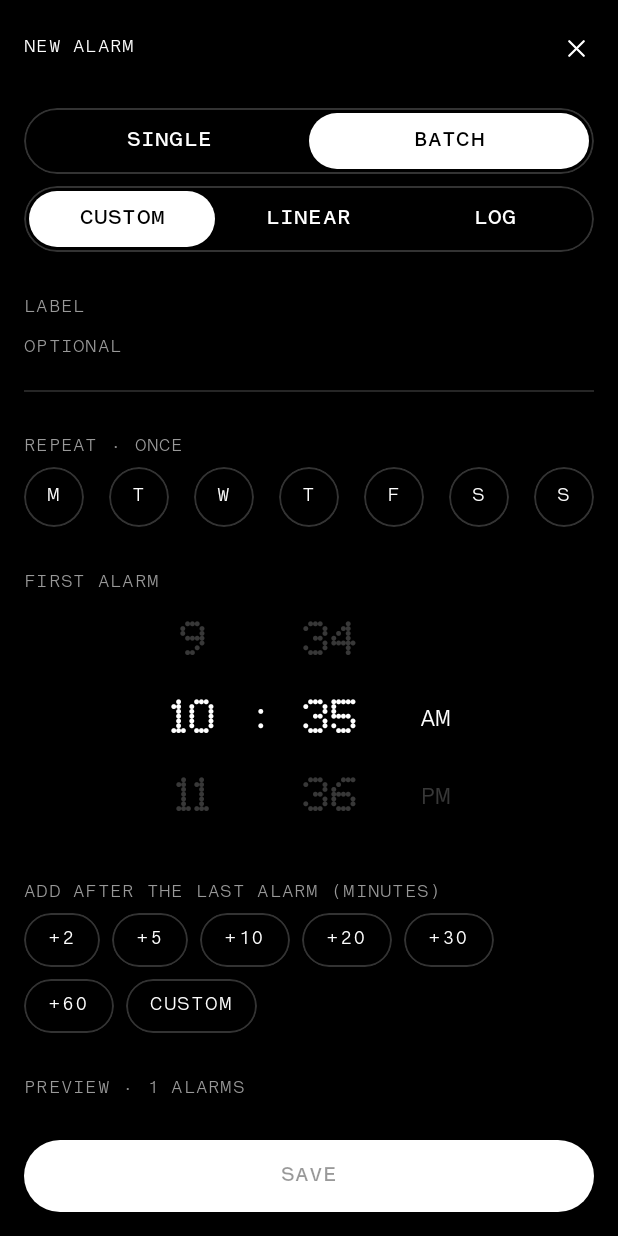
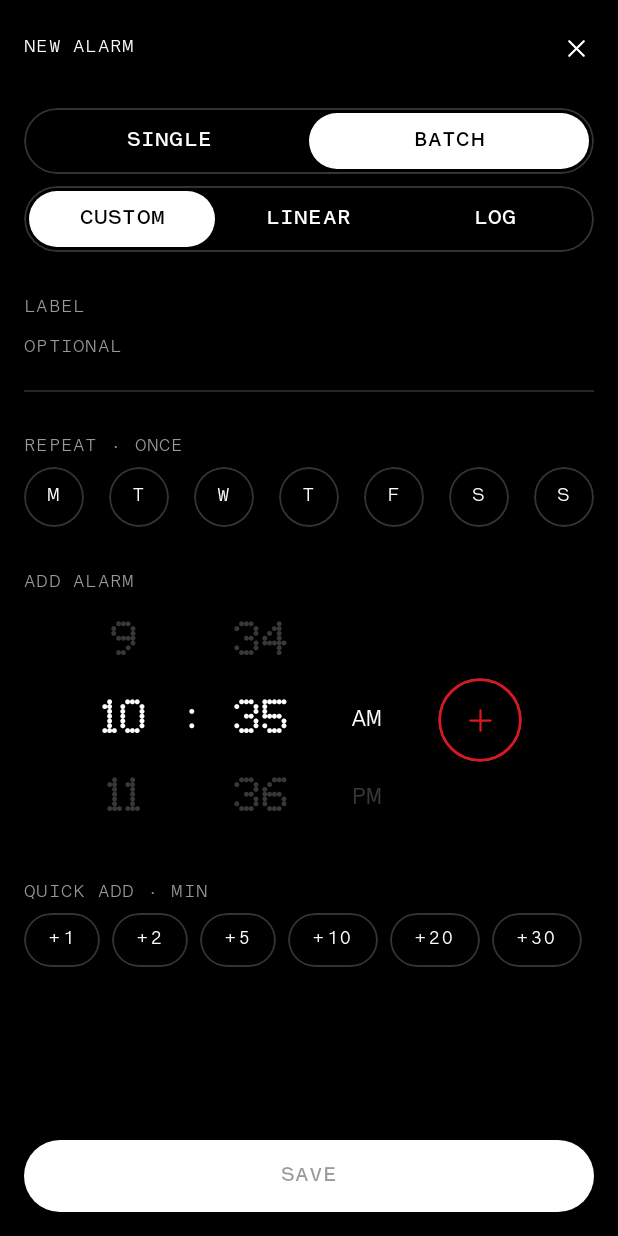
Before and after one commit to tarball0/cloc, an Android app built with Jetpack Compose: the composable AlarmEditor called with empty values, after a tap on "BATCH", on a phone screen of 412 x 824 dp. Run offline under Robolectric (Android 15) with nearby library versions, the phone set to English and light mode, and no system bars.

Commit message:
Custom batch: add alarms one by one from the dial with a red + button
Quick-add bubbles are +1 +2 +5 +10 +20 +30 and move the dial to the new time.
Time wheels now follow values changed from outside.

Co-Authored-By: Claude Opus 5.5 <noreply@anthropic.com>
Claude-Session: https://claude.ai/code/session_0171ixAAUMiUNeLy3cHhaWZk

```diff
--- a/app/src/main/java/com/cloc/ui/alarm/AlarmEditor.kt
+++ b/app/src/main/java/com/cloc/ui/alarm/AlarmEditor.kt
@@ -13,6 +13,7 @@ import androidx.compose.foundation.layout.fillMaxSize
 import androidx.compose.foundation.layout.fillMaxWidth
 import androidx.compose.foundation.layout.height
 import androidx.compose.foundation.layout.imePadding
+import androidx.compose.foundation.layout.offset
 import androidx.compose.foundation.layout.padding
 import androidx.compose.foundation.layout.systemBarsPadding
 import androidx.compose.foundation.layout.width
@@ -74,14 +75,10 @@ fun AlarmEditor(initial: Alarm?, onClose: () -> Unit) {
     // LOG starts at the largest count that still keeps every gap ≥ 1 minute, until changed.
     var logCount by remember { mutableStateOf(if (initial?.kind == AlarmKind.LOG) initial.count else null) }
     var end by remember { mutableIntStateOf((initial?.end ?: (defaultStart + 60)) % 1440) }
-    // Custom chain: minutes after the first alarm, e.g. [30, 45, 55].
-    var offsets by remember {
-        mutableStateOf<List<Int>>(
-            if (initial?.kind == AlarmKind.CUSTOM) initial.times.drop(1).map { it - initial.times.first() } else emptyList(),
-        )
+    // Custom stack: the alarms added so far, sorted (≥1440 = next day).
+    var stack by remember {
+        mutableStateOf<List<Int>>(if (initial?.kind == AlarmKind.CUSTOM) initial.times else emptyList())
     }
-    var customOpen by remember { mutableStateOf(false) }
-    var customMinutes by remember { mutableIntStateOf(15) }
 
     val effectiveKind = if (kind == AlarmKind.SINGLE) AlarmKind.SINGLE else batchKind
     val logSpan = BatchMath.span(start, end)
@@ -90,7 +87,7 @@ fun AlarmEditor(initial: Alarm?, onClose: () -> Unit) {
 
     val times: List<Int> = when (effectiveKind) {
         AlarmKind.SINGLE -> listOf(start)
-        AlarmKind.CUSTOM -> BatchMath.custom(start, offsets)
+        AlarmKind.CUSTOM -> stack
         AlarmKind.LINEAR -> BatchMath.linear(start, interval, count.coerceIn(2, maxLinear.coerceAtLeast(2)))
         AlarmKind.LOG -> BatchMath.logarithmic(start, end, (logCount ?: maxLog).coerceIn(2, maxLog))
     }
@@ -106,7 +103,7 @@ fun AlarmEditor(initial: Alarm?, onClose: () -> Unit) {
                 enabled = true,
                 skipDate = null,
                 oneOffDate = null,
-                start = start,
+                start = times.first(),
                 interval = interval,
                 count = times.size,
                 end = end,
@@ -184,30 +181,39 @@ fun AlarmEditor(initial: Alarm?, onClose: () -> Unit) {
                 }
 
                 AlarmKind.CUSTOM -> {
-                    Section("First alarm")
-                    TimeWheel(start, { start = it }, is24h)
-                    Section("Add after the last alarm (minutes)")
+                    Section("Add alarm")
+                    // Dial and red + are centred together as one group: pick a time, tap +, repeat.
+                    Row(
+                        // The hour column has empty space left of its digits; nudge so it *looks* centred.
+                        Modifier.fillMaxWidth().offset(x = (-10).dp),
+                        horizontalArrangement = Arrangement.Center,
+                        verticalAlignment = Alignment.CenterVertically,
+                    ) {
+                        TimeWheel(start, { start = it }, is24h, fillWidth = false)
+                        Spacer(Modifier.width(ND.space.md))
+                        NDIconButton(
+                            NDIconType.Plus,
+                            { stack = BatchMath.addCustom(stack, start) },
+                            size = 56.dp,
+                            tint = ND.colors.accent,
+                        )
+                    }
+                    Section("Quick add · min")
+                    // A bubble adds an alarm N minutes after the last one (or after the dial time if none yet),
+                    // and moves the dial there so you can keep going.
                     fun add(minutes: Int) {
-                        val last = offsets.lastOrNull() ?: 0
-                        val next = last + minutes
-                        if (start + next <= BatchMath.MAX_MINUTE && offsets.size + 1 < BatchMath.MAX_ALARMS) {
-                            offsets = offsets + next
+                        val base = if (stack.isEmpty()) BatchMath.addCustom(stack, start) else stack
+                        val next = base.last() + minutes
+                        if (next <= BatchMath.MAX_MINUTE && base.size < BatchMath.MAX_ALARMS) {
+                            stack = base + next
+                            start = next % 1440
                         }
                     }
                     FlowRow(
                         horizontalArrangement = Arrangement.spacedBy(ND.space.sm),
                         verticalArrangement = Arrangement.spacedBy(ND.space.sm),
                     ) {
-                        listOf(2, 5, 10, 20, 30, 60).forEach { m -> NDTag("+$m", onClick = { add(m) }) }
-                        NDTag("Custom", onClick = { customOpen = !customOpen }, filled = customOpen)
-                    }
-                    if (customOpen) {
-                        Spacer(Modifier.height(ND.space.md))
-                        Row(verticalAlignment = Alignment.CenterVertically) {
-                            NDStepper(customMinutes, { customMinutes = it }, 1..240, unit = "min")
-                            Spacer(Modifier.weight(1f))
-                            NDButton("Add +$customMinutes", { add(customMinutes) })
-                        }
+                        listOf(1, 2, 5, 10, 20, 30).forEach { m -> NDTag("+$m", onClick = { add(m) }) }
                     }
                 }
 
@@ -232,7 +238,7 @@ fun AlarmEditor(initial: Alarm?, onClose: () -> Unit) {
                 }
             }
 
-            if (effectiveKind != AlarmKind.SINGLE) {
+            if (effectiveKind != AlarmKind.SINGLE && times.isNotEmpty()) {
                 Section("Preview · ${times.size} alarms")
                 times.forEachIndexed { i, t ->
                     if (i > 0) NDDivider()
@@ -245,12 +251,13 @@ fun AlarmEditor(initial: Alarm?, onClose: () -> Unit) {
                         )
                         if (t >= 1440) NDLabel("+1D  ")
                         NDLabel(if (i == 0) "First" else TimeFormat.gap(t - times[i - 1]), Modifier.width(56.dp))
-                        if (effectiveKind == AlarmKind.CUSTOM && i > 0) {
+                        if (effectiveKind == AlarmKind.CUSTOM) {
                             NDIconButton(
                                 NDIconType.Close,
                                 {
-                                    val offset = t - start
-                                    offsets = offsets.filterNot { it == offset }
+                                    // Removing the first alarm may leave the rest a day ahead; pull them back.
+                                    val rest = stack - t
+                                    stack = if (rest.isNotEmpty() && rest.first() >= 1440) rest.map { it - 1440 } else rest
                                 },
                                 outlined = false,
                                 size = 36.dp,
--- a/app/src/main/java/com/cloc/ui/components/NDIcon.kt
+++ b/app/src/main/java/com/cloc/ui/components/NDIcon.kt
@@ -86,6 +86,8 @@ fun NDIconButton(
     filled: Boolean = false,
     enabled: Boolean = true,
     outlined: Boolean = true,
+    /** Colour for an outlined button: the ring and the icon both use it (e.g. the red accent). */
+    tint: Color? = null,
 ) {
     val c = ND.colors
     Box(
@@ -93,10 +95,10 @@ fun NDIconButton(
             .size(size)
             .clip(CircleShape)
             .background(if (filled) c.textDisplay else Color.Transparent)
-            .then(if (!filled && outlined) Modifier.border(1.dp, c.borderVisible, CircleShape) else Modifier)
+            .then(if (tint != null) Modifier.border(1.5.dp, tint, CircleShape) else if (!filled && outlined) Modifier.border(1.dp, c.borderVisible, CircleShape) else Modifier)
             .ndClickable(enabled = enabled, onClick = onClick),
         contentAlignment = Alignment.Center,
     ) {
-        NDIcon(type, size = size * 0.46f, color = if (filled) c.black else c.textDisplay)
+        NDIcon(type, size = size * 0.46f, color = tint ?: if (filled) c.black else c.textDisplay)
     }
 }
--- a/app/src/main/java/com/cloc/ui/components/Wheel.kt
+++ b/app/src/main/java/com/cloc/ui/components/Wheel.kt
@@ -18,6 +18,8 @@ import androidx.compose.runtime.Composable
 import androidx.compose.runtime.LaunchedEffect
 import androidx.compose.runtime.derivedStateOf
 import androidx.compose.runtime.getValue
+import androidx.compose.runtime.mutableStateOf
+import androidx.compose.runtime.setValue
 import androidx.compose.runtime.remember
 import androidx.compose.runtime.rememberUpdatedState
 import androidx.compose.runtime.snapshotFlow
@@ -55,6 +57,7 @@ fun NumberWheel(
     val itemPx = with(LocalDensity.current) { ItemHeight.toPx() }
     val view = LocalView.current
     val select by rememberUpdatedState(onSelect)
+    var syncing by remember { mutableStateOf(false) }
 
     // Which row sits in the middle right now.
     val center by remember {
@@ -68,9 +71,21 @@ fun NumberWheel(
             .distinctUntilChanged()
             .drop(1)
             .collect {
+                if (syncing) return@collect
                 view.performHapticFeedback(HapticFeedbackConstants.CLOCK_TICK)
                 select(it % size)
             }
+    }
+
+    // Follow changes made from outside (e.g. a +10 bubble moving the time): roll the
+    // shortest way to the new value, without reporting the rows passed on the way.
+    LaunchedEffect(selectedIndex) {
+        val current = center % size
+        if (state.isScrollInProgress || current == selectedIndex) return@LaunchedEffect
+        val forward = (selectedIndex - current + size) % size
+        val steps = if (!cyclic) selectedIndex - center else if (forward > size / 2) forward - size else forward
+        syncing = true
+        try { state.animateScrollToItem((center + steps).coerceIn(0, size * repeats - 1)) } finally { syncing = false }
     }
 
     Box(modifier.width(width).height(ItemHeight * 3), contentAlignment = Alignment.Center) {
@@ -99,13 +114,13 @@ fun NumberWheel(
  * [minutes] is the time of day in minutes (0..1439).
  */
 @Composable
-fun TimeWheel(minutes: Int, onChange: (Int) -> Unit, is24h: Boolean, modifier: Modifier = Modifier) {
+fun TimeWheel(minutes: Int, onChange: (Int) -> Unit, is24h: Boolean, modifier: Modifier = Modifier, fillWidth: Boolean = true) {
     val h = (minutes / 60) % 24
     val m = minutes % 60
     val current by rememberUpdatedState(minutes)
     val change by rememberUpdatedState(onChange)
 
-    Row(modifier.fillMaxWidth(), horizontalArrangement = Arrangement.Center, verticalAlignment = Alignment.CenterVertically) {
+    Row(if (fillWidth) modifier.fillMaxWidth() else modifier, horizontalArrangement = Arrangement.Center, verticalAlignment = Alignment.CenterVertically) {
         if (is24h) {
             NumberWheel(
                 items = List(24) { "%02d".format(it) },
```
Also changed, not shown: app/src/main/java/com/cloc/alarm/BatchMath.kt (+17 -0 lines), 1 other file.
